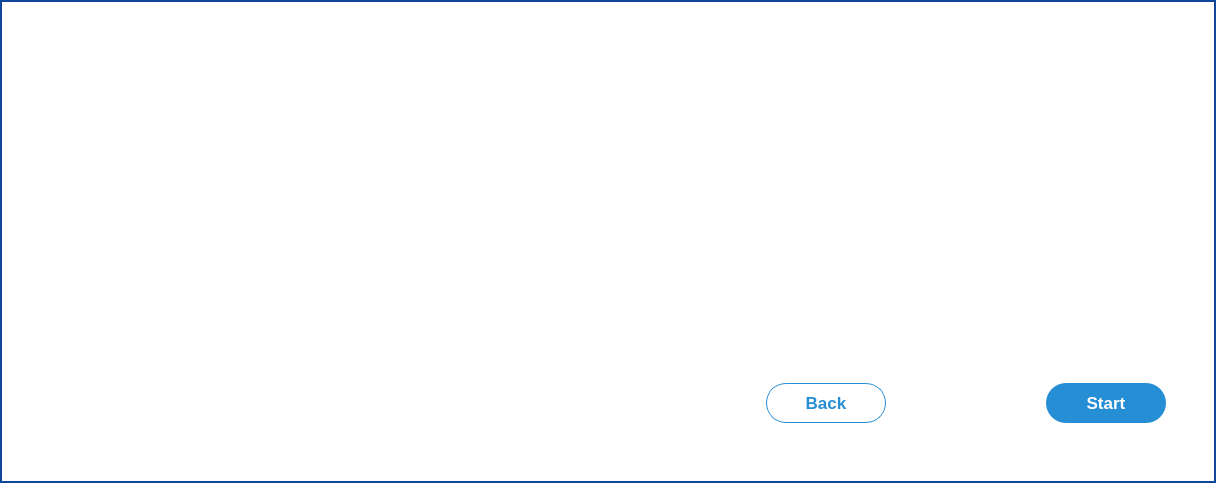
Before: the Qt Designer form parsec/core/gui/forms/starting_guide_dialog.ui in Scille/parsec-cloud, drawn with Qt 5.
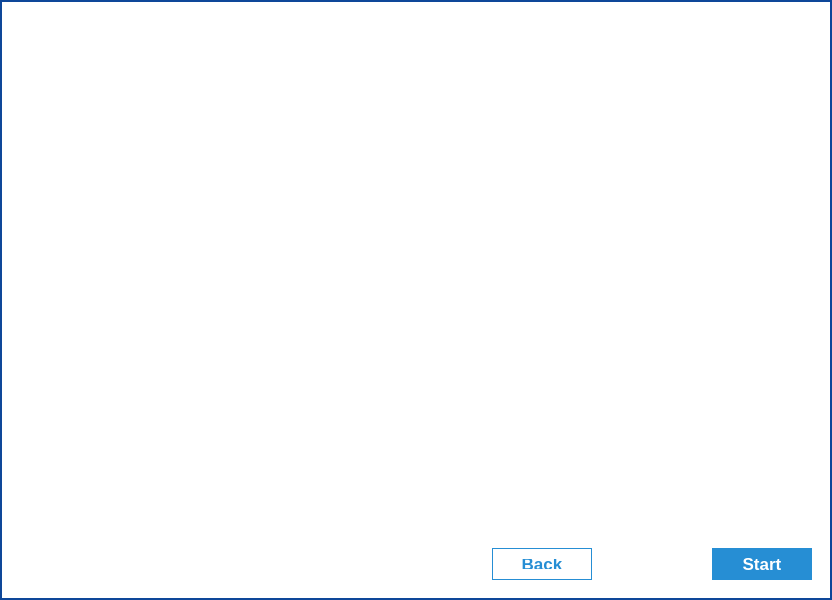
After: the same form once the commit is applied. Icons and pictures are not drawn. Custom widgets are drawn as their Qt base class.

Commit message: [GUI] Starting guide almost finished, with translations

```diff
--- a/parsec/core/gui/forms/starting_guide_dialog.ui
+++ b/parsec/core/gui/forms/starting_guide_dialog.ui
@@ -6,10 +6,22 @@
    <rect>
     <x>0</x>
     <y>0</y>
-    <width>1216</width>
-    <height>483</height>
+    <width>832</width>
+    <height>600</height>
    </rect>
   </property>
+  <property name="minimumSize">
+   <size>
+    <width>832</width>
+    <height>600</height>
+   </size>
+  </property>
+  <property name="maximumSize">
+   <size>
+    <width>832</width>
+    <height>600</height>
+   </size>
+  </property>
   <property name="windowTitle">
    <string>Dialog</string>
   </property>
@@ -107,16 +119,16 @@
      </property>
      <layout class="QVBoxLayout" name="verticalLayout_2">
       <property name="spacing">
-       <number>30</number>
+       <number>10</number>
       </property>
       <property name="leftMargin">
-       <number>60</number>
+       <number>30</number>
       </property>
       <property name="topMargin">
-       <number>60</number>
+       <number>10</number>
       </property>
       <property name="rightMargin">
-       <number>60</number>
+       <number>30</number>
       </property>
       <property name="bottomMargin">
        <number>20</number>
@@ -189,14 +201,14 @@
           </property>
           <property name="minimumSize">
            <size>
-            <width>0</width>
-            <height>0</height>
+            <width>600</width>
+            <height>400</height>
            </size>
           </property>
           <property name="maximumSize">
            <size>
-            <width>16777215</width>
-            <height>16777215</height>
+            <width>600</width>
+            <height>400</height>
            </size>
           </property>
           <property name="text">
@@ -228,29 +240,32 @@
    <item>
     <layout class="QHBoxLayout" name="horizontalLayout_2">
      <property name="spacing">
-      <number>20</number>
+      <number>10</number>
      </property>
      <property name="leftMargin">
-      <number>50</number>
+      <number>20</number>
+     </property>
+     <property name="topMargin">
+      <number>10</number>
      </property>
      <property name="rightMargin">
-      <number>50</number>
+      <number>20</number>
      </property>
      <property name="bottomMargin">
-      <number>60</number>
+      <number>20</number>
      </property>
      <item>
       <widget class="QLabel" name="label">
        <property name="minimumSize">
         <size>
-         <width>270</width>
-         <height>40</height>
+         <width>210</width>
+         <height>32</height>
         </size>
        </property>
        <property name="maximumSize">
         <size>
-         <width>270</width>
-         <height>40</height>
+         <width>210</width>
+         <height>32</height>
         </size>
        </property>
        <property name="text">
@@ -316,13 +331,13 @@
       <widget class="QPushButton" name="button_previous">
        <property name="minimumSize">
         <size>
-         <width>120</width>
+         <width>100</width>
          <height>32</height>
         </size>
        </property>
        <property name="maximumSize">
         <size>
-         <width>120</width>
+         <width>100</width>
          <height>16777215</height>
         </size>
        </property>
@@ -355,13 +370,13 @@
       <widget class="QPushButton" name="button_previous_placeholder">
        <property name="minimumSize">
         <size>
-         <width>120</width>
+         <width>100</width>
          <height>32</height>
         </size>
        </property>
        <property name="maximumSize">
         <size>
-         <width>120</width>
+         <width>100</width>
          <height>32</height>
         </size>
        </property>
@@ -389,13 +404,13 @@
        </property>
        <property name="minimumSize">
         <size>
-         <width>120</width>
+         <width>100</width>
          <height>32</height>
         </size>
        </property>
        <property name="maximumSize">
         <size>
-         <width>120</width>
+         <width>100</width>
          <height>16777215</height>
         </size>
        </property>
```
Left out of the diff: 2 changed lines with no effect on the pictures. The commit also changes 10 other files.
